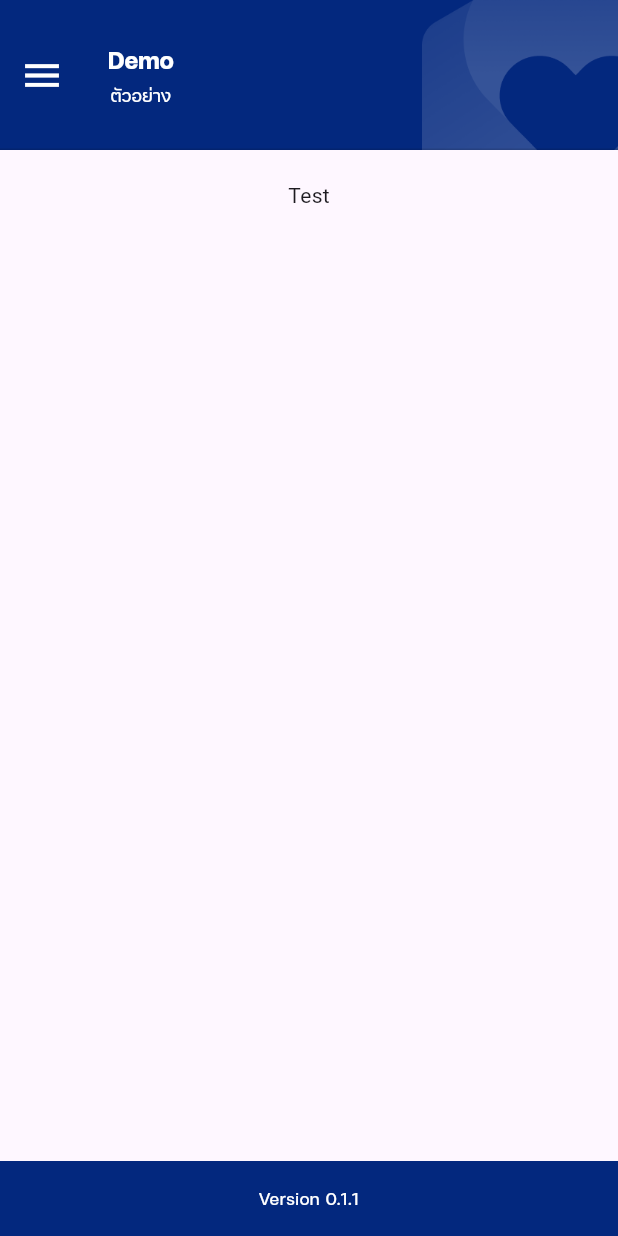
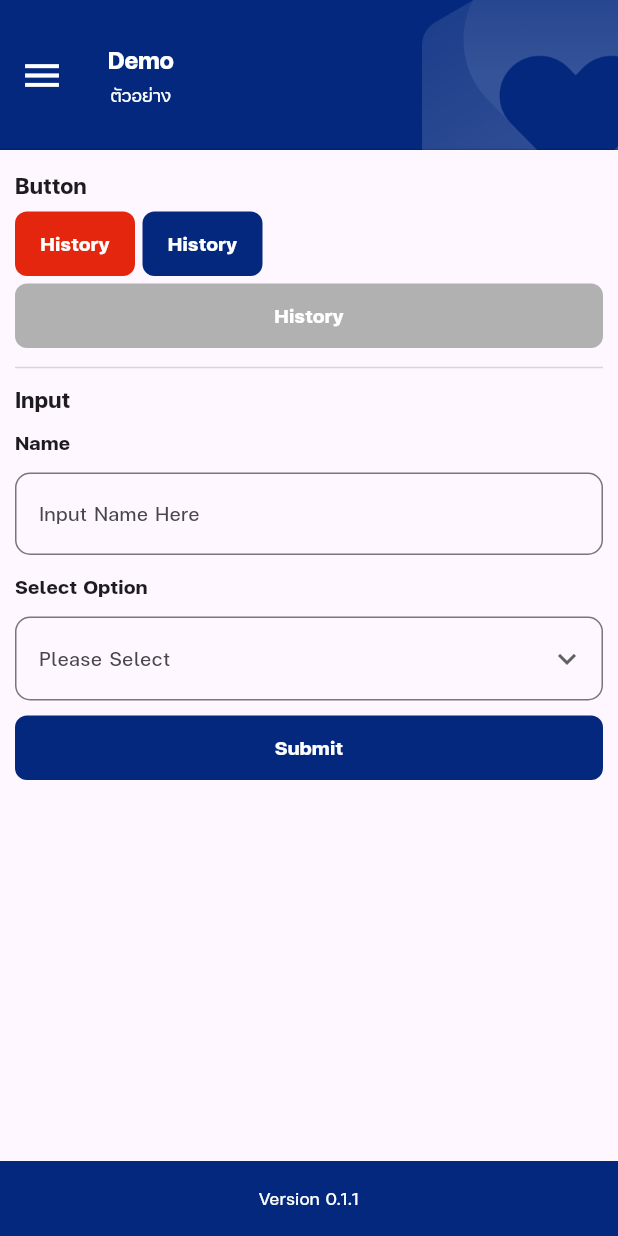
Before and after one commit to BeamSunny/template_flutter_beam, a Flutter app: the screen it shows after launch, on a phone screen of 412 x 824 dp. Run offline on Flutter 3.47's test engine with Material 3 defaults, Android fonts, the light colour scheme and no system bars; our stand-ins replace go_router, shared_preferences.

Commit message:
Add Component Input Select

```diff
--- /dev/null
+++ b/lib/component/base/button.dart
@@ -0,0 +1,40 @@
+import 'package:flutter/material.dart';
+import 'package:template_flutter_beam/main.dart';
+
+class Button extends StatelessWidget {
+  final String name;
+  final Color? color;
+  final Color? textColor;
+  final void Function() onTap;
+  final double? width;
+
+  const Button(
+      {super.key,
+      required this.name,
+      this.color,
+      this.textColor,
+      required this.onTap,
+      this.width});
+
+  @override
+  Widget build(BuildContext context) {
+    return GestureDetector(
+      onTap: onTap,
+      child: Container(
+        alignment: Alignment.center,
+        width: width ?? double.infinity,
+        decoration: BoxDecoration(
+            color: color ?? Theme.of(context).appColors.primaryMain,
+            borderRadius: BorderRadius.circular(8)),
+        padding: const EdgeInsets.symmetric(vertical: 10, horizontal: 12),
+        child: Text(
+          name,
+          style: Theme.of(context)
+              .appTexts
+              .subtitle
+              .copyWith(color: textColor ?? Theme.of(context).appColors.white),
+        ),
+      ),
+    );
+  }
+}
--- /dev/null
+++ b/lib/component/base/input_basic/input_base.dart
@@ -0,0 +1,67 @@
+import 'package:flutter/material.dart';
+import 'package:template_flutter_beam/main.dart';
+
+class InputBase extends StatefulWidget {
+  final String? label;
+  final String? placeholder;
+
+  final TextEditingController controller;
+  final TextInputType inputType;
+
+  final String? Function(String?) validator;
+
+  const InputBase(
+      {super.key,
+      this.label,
+      this.placeholder,
+      required this.controller,
+      required this.inputType,
+      required this.validator});
+
+  @override
+  State<InputBase> createState() => _InputBaseState();
+}
+
+class _InputBaseState extends State<InputBase> {
+  @override
+  Widget build(BuildContext context) {
+    return Column(
+      crossAxisAlignment: CrossAxisAlignment.start,
+      children: [
+        Text(
+          widget.label!,
+          style: Theme.of(context).appTexts.subtitle,
+        ),
+        const SizedBox(
+          height: 8,
+        ),
+        TextFormField(
+          controller: widget.controller,
+          keyboardType: widget.inputType,
+          style: Theme.of(context)
+              .appTexts
+              .subtitle
+              .copyWith(fontWeight: FontWeight.normal),
+          decoration: InputDecoration(
+              hintText: widget.placeholder,
+              floatingLabelBehavior: FloatingLabelBehavior.never,
+              border: OutlineInputBorder(
+                  borderSide:
+                      BorderSide(color: Theme.of(context).appColors.gray3),
+                  borderRadius: const BorderRadius.all(Radius.circular(10))),
+              focusedBorder: OutlineInputBorder(
+                  borderSide: BorderSide(
+                      color: Theme.of(context).appColors.primaryMain),
+                  borderRadius: const BorderRadius.all(Radius.circular(10))),
+              errorBorder: OutlineInputBorder(
+                borderSide: BorderSide(
+                    color: Theme.of(context).appColors.stateError, width: 1),
+                borderRadius: BorderRadius.circular(10),
+              ),
+              errorStyle: Theme.of(context).appTexts.body),
+          validator: widget.validator,
+        ),
+      ],
+    );
+  }
+}
--- /dev/null
+++ b/lib/component/base/input_basic/input_select.dart
@@ -0,0 +1,96 @@
+import 'package:flutter/material.dart';
+import 'package:template_flutter_beam/main.dart';
+
+class SelectOption {
+  final String value;
+  final String label;
+
+  SelectOption({required this.value, required this.label});
+}
+
+class InputSelect extends StatelessWidget {
+  final String? label;
+  final String? placeholder;
+
+  final SelectOption? selectedValue;
+  final FormFieldValidator<SelectOption>? validator;
+  final ValueChanged<SelectOption?>? onChanged;
+
+  final List<SelectOption> optionList;
+  const InputSelect(
+      {super.key,
+      required this.optionList,
+      this.label,
+      this.placeholder,
+      this.validator,
+      this.onChanged,
+      this.selectedValue});
+
+  @override
+  Widget build(BuildContext context) {
+    return Column(
+      crossAxisAlignment: CrossAxisAlignment.start,
+      children: [
+        Text(
+          label!,
+          style: Theme.of(context).appTexts.subtitle,
+        ),
+        const SizedBox(
+          height: 8,
+        ),
+        DropdownButtonFormField(
+          icon: const Icon(Icons.keyboard_arrow_down),
+          decoration: InputDecoration(
+              floatingLabelBehavior: FloatingLabelBehavior.never,
+              labelText: placeholder,
+              labelStyle: Theme.of(context)
+                  .appTexts
+                  .subtitle
+                  .copyWith(fontWeight: FontWeight.normal),
+              border: OutlineInputBorder(
+                  borderSide:
+                      BorderSide(color: Theme.of(context).appColors.gray3),
+                  borderRadius: const BorderRadius.all(Radius.circular(10))),
+              focusedBorder: OutlineInputBorder(
+                  borderSide: BorderSide(
+                      color: Theme.of(context).appColors.primaryMain),
+                  borderRadius: const BorderRadius.all(Radius.circular(10))),
+              errorBorder: OutlineInputBorder(
+                borderSide: BorderSide(
+                    color: Theme.of(context).appColors.stateError, width: 1),
+                borderRadius: BorderRadius.circular(10),
+              ),
+              errorStyle: Theme.of(context).appTexts.body),
+          // value: ,
+          value: selectedValue,
+          items: optionList.map((option) {
+            final bool isSelected = option.value == selectedValue?.value;
+            return DropdownMenuItem(
+              value: option,
+              child: Text(
+                option.label,
+                style: Theme.of(context).appTexts.subtitle.copyWith(
+                    fontWeight:
+                        isSelected ? FontWeight.bold : FontWeight.normal,
+                    color: isSelected
+                        ? Theme.of(context).appColors.primaryMain
+                        : Theme.of(context).appColors.text),
+              ),
+            );
+          }).toList(),
+          selectedItemBuilder: (con) {
+            return optionList.map((val) {
+              return Text(
+                val.label,
+                style: Theme.of(context).appTexts.body,
+              );
+            }).toList();
+          },
+          onChanged: onChanged,
+          validator: validator,
+        ),
+      ],
+    );
+    ;
+  }
+}
--- a/lib/component/shared/sidebar.dart
+++ b/lib/component/shared/sidebar.dart
@@ -1,6 +1,7 @@
 import 'package:flutter/material.dart';
 import 'package:template_flutter_beam/main.dart';
 import 'package:template_flutter_beam/models/menu.dart';
+import 'package:go_router/go_router.dart';
 
 class SideBar extends StatelessWidget {
   const SideBar({super.key});
@@ -118,7 +119,10 @@ class SideBar extends StatelessWidget {
                                   contentPadding:
                                       const EdgeInsets.only(left: 45),
                                   dense: true,
-                                  onTap: child.onTap,
+                                  onTap: () {
+                                    // print(child.path);
+                                    context.go(child.path);
+                                  },
                                   title: Text(
                                     child.title,
                                     style: Theme.of(context)
--- a/lib/layout.dart
+++ b/lib/layout.dart
@@ -18,13 +18,16 @@ class Layout extends StatelessWidget {
     var currentRoute = GoRouterState.of(context).path;
 
     List<FindPath> pathList = [
-      FindPath(pathname: '/', heading: 'Demo', description: 'ตัวอย่าง')
+      FindPath(pathname: '/', heading: 'Demo', description: 'ตัวอย่าง'),
+      FindPath(
+          pathname: '/launchpad', heading: 'Launchpad', description: 'เมนู')
     ];
 
     final findPathList =
         pathList.firstWhere((item) => item.pathname == currentRoute);
 
     return Scaffold(
+      resizeToAvoidBottomInset: false,
       appBar: PreferredSize(
           preferredSize:
               const Size.fromHeight(100.0), // here the desired height
@@ -35,15 +38,7 @@ class Layout extends StatelessWidget {
       drawer: const SideBar(),
       body: Column(
         children: [
-          Expanded(
-            child: Container(
-              margin: const EdgeInsets.symmetric(
-                horizontal: 10,
-                vertical: 20,
-              ),
-              child: child,
-            ),
-          ),
+          Expanded(child: child),
           const Footer(),
         ],
       ),
--- a/lib/main.dart
+++ b/lib/main.dart
@@ -4,6 +4,7 @@
 import 'package:go_router/go_router.dart';
 import 'package:provider/provider.dart';
 import 'package:template_flutter_beam/pages/demo.dart';
+import 'package:template_flutter_beam/pages/launchpad.dart';
 import 'package:template_flutter_beam/state/index.dart';
 import 'package:template_flutter_beam/theme/breakpoint.dart';
 import 'package:template_flutter_beam/theme/colors.dart';
@@ -55,7 +56,10 @@
 }
 
 //Router to Page
-
 final _router = GoRouter(initialLocation: '/', routes: [
-  GoRoute(name: 'demo', path: '/', builder: (context, state) => const Demo())
+  GoRoute(name: 'demo', path: '/', builder: (context, state) => const Demo()),
+  GoRoute(
+      name: 'launchpad',
+      path: '/launchpad',
+      builder: (context, state) => const Launchpad())
 ]);
--- a/lib/models/menu.dart
+++ b/lib/models/menu.dart
@@ -2,30 +2,29 @@ import 'package:flutter/material.dart';
 import 'package:template_flutter_beam/models/other.dart';
 
 List<MenuItem> menuList = [
-  MenuItem(
-      title: 'Home',
-      icon: Icons.home_outlined,
-      children: [MenuChild(title: 'Launchpad', onTap: () {})]),
+  MenuItem(title: 'Home', icon: Icons.home_outlined, children: [
+    MenuChild(title: 'Launchpad', onTap: () {}, path: '/launchpad')
+  ]),
   MenuItem(title: 'Overview Dashboard', icon: Icons.dashboard, children: [
-    MenuChild(title: 'Dashboard', onTap: () {}),
-    MenuChild(title: 'Medication Cart Monitoring', onTap: () {})
+    MenuChild(title: 'Dashboard', onTap: () {}, path: ''),
+    MenuChild(title: 'Medication Cart Monitoring', onTap: () {}, path: '')
   ]),
   MenuItem(title: 'IoT Management', icon: Icons.wifi, children: [
-    MenuChild(title: 'Medication Cart & Location', onTap: () {}),
+    MenuChild(title: 'Medication Cart & Location', onTap: () {}, path: ''),
   ]),
   MenuItem(title: 'Master Data Management', icon: Icons.home, children: [
-    MenuChild(title: 'Location', onTap: () {}),
-    MenuChild(title: 'Medication Cart', onTap: () {}),
+    MenuChild(title: 'Location', onTap: () {}, path: ''),
+    MenuChild(title: 'Medication Cart', onTap: () {}, path: ''),
   ]),
   MenuItem(
       title: 'User Management',
       icon: Icons.account_circle_outlined,
       children: [
-        MenuChild(title: 'User List', onTap: () {}),
-        MenuChild(title: 'User Permissions', onTap: () {}),
+        MenuChild(title: 'User List', onTap: () {}, path: ""),
+        MenuChild(title: 'User Permissions', onTap: () {}, path: ''),
       ]),
   MenuItem(title: 'Reports', icon: Icons.home, children: [
-    MenuChild(title: 'Patient History', onTap: () {}),
-    MenuChild(title: 'Activity Logs', onTap: () {}),
+    MenuChild(title: 'Patient History', onTap: () {}, path: ''),
+    MenuChild(title: 'Activity Logs', onTap: () {}, path: ''),
   ]),
 ];
--- a/lib/models/other.dart
+++ b/lib/models/other.dart
@@ -19,11 +19,13 @@ List<FindPath> pathList = [FindPath(pathname: '/', heading: 'Demo')];
 //For Side Bar
 class MenuChild {
   final String title;
+  final String path;
   final void Function() onTap;
 
   MenuChild({
     required this.title,
     required this.onTap,
+    required this.path,
   });
 }
 
--- a/lib/pages/demo.dart
+++ b/lib/pages/demo.dart
@@ -1,5 +1,9 @@
 import 'package:flutter/material.dart';
+import 'package:template_flutter_beam/component/base/button.dart';
+import 'package:template_flutter_beam/component/base/input_basic/input_base.dart';
+import 'package:template_flutter_beam/component/base/input_basic/input_select.dart';
 import 'package:template_flutter_beam/layout.dart';
+import 'package:template_flutter_beam/main.dart';
 
 class Demo extends StatefulWidget {
   const Demo({super.key});
@@ -10,20 +14,128 @@ class Demo extends StatefulWidget {
 
 class _DemoState extends State<Demo> {
   @override
+
+  //Input State
+  final _formKey = GlobalKey<FormState>();
+  TextEditingController nameController = TextEditingController();
+
+  Future<void> onTap() async {
+    print("Tab");
+    if (_formKey.currentState!.validate()) {
+      print("Test");
+    }
+  }
+
+  List<SelectOption> options = [
+    SelectOption(value: '1', label: 'Option 1'),
+    SelectOption(value: '2', label: 'Option 2'),
+    SelectOption(value: '3', label: 'Option 3'),
+  ];
+
+  SelectOption? _selectedOption;
+
   Widget build(BuildContext context) {
-    return Scaffold(
-      body: Container(
-        width: double.infinity,
-        child: const Layout(
-          child: SingleChildScrollView(
-            child: SafeArea(
+    return Layout(
+        child: Container(
+      padding: const EdgeInsets.all(10),
+      width: double.infinity,
+      child: SingleChildScrollView(
+        child: Column(
+          crossAxisAlignment: CrossAxisAlignment.start,
+          children: [
+            Text(
+              "Button",
+              style: Theme.of(context).appTexts.h5,
+            ),
+            const SizedBox(
+              height: 5,
+            ),
+            Row(
+              children: [
+                Button(
+                  name: "History",
+                  width: 80,
+                  color: Theme.of(context).appColors.stateError,
+                  onTap: () {
+                    print("test");
+                  },
+                ),
+                const SizedBox(
+                  width: 5,
+                ),
+                Button(
+                  name: "History",
+                  width: 80,
+                  onTap: () {
+                    print("test");
+                  },
+                ),
+              ],
+            ),
+            const SizedBox(
+              height: 5,
+            ),
+            Button(
+                name: "History",
+                color: Theme.of(context).appColors.gray6,
+                onTap: onTap),
+            const SizedBox(
+              height: 5,
+            ),
+            Divider(
+              thickness: 1,
+              color: Theme.of(context).appColors.gray2,
+            ),
+            Text(
+              "Input",
+              style: Theme.of(context).appTexts.h5,
+            ),
+            const SizedBox(
+              height: 5,
+            ),
+            Form(
+              key: _formKey,
               child: Column(
-                children: [Text("Test")],
+                children: [
+                  InputBase(
+                    controller: nameController,
+                    inputType: TextInputType.text,
+                    label: 'Name',
+                    placeholder: "Input Name Here",
+                    validator: (value) {
+                      if (value == null || value.isEmpty) {
+                        return 'กรอกข้อมูล';
+                      }
+                      return null;
+                    },
+                  ),
+                  const SizedBox(
+                    height: 10,
+                  ),
+                  InputSelect(
+                    optionList: options,
+                    label: "Select Option",
+                    placeholder: "Please Select",
+                    selectedValue: _selectedOption,
+                    onChanged: (value) {
+                      setState(() {
+                        _selectedOption = value;
+                      });
+                    },
+                  ),
+                  const SizedBox(
+                    height: 10,
+                  ),
+                  Button(
+                      name: "Submit",
+                      color: Theme.of(context).appColors.primaryMain,
+                      onTap: onTap),
+                ],
               ),
-            ),
-          ),
+            )
+          ],
         ),
       ),
-    );
+    ));
   }
 }
--- /dev/null
+++ b/lib/pages/launchpad.dart
@@ -0,0 +1,22 @@
+import 'package:flutter/material.dart';
+import 'package:template_flutter_beam/layout.dart';
+import 'package:template_flutter_beam/main.dart';
+
+class Launchpad extends StatefulWidget {
+  const Launchpad({super.key});
+
+  @override
+  State<Launchpad> createState() => _LaunchpadState();
+}
+
+class _LaunchpadState extends State<Launchpad> {
+  @override
+  Widget build(BuildContext context) {
+    return Layout(
+        child: Container(
+      decoration: BoxDecoration(color: Theme.of(context).appColors.gray3),
+      width: double.infinity,
+      child: Text("Launchpad"),
+    ));
+  }
+}
```
